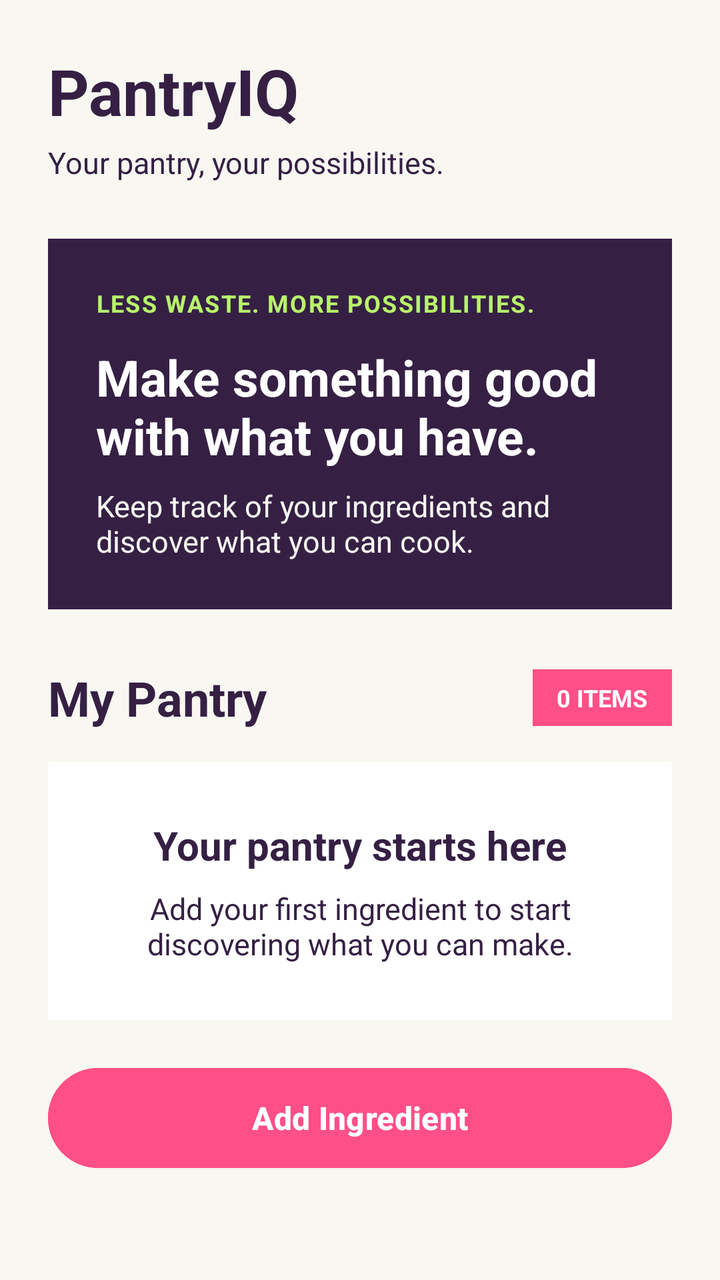
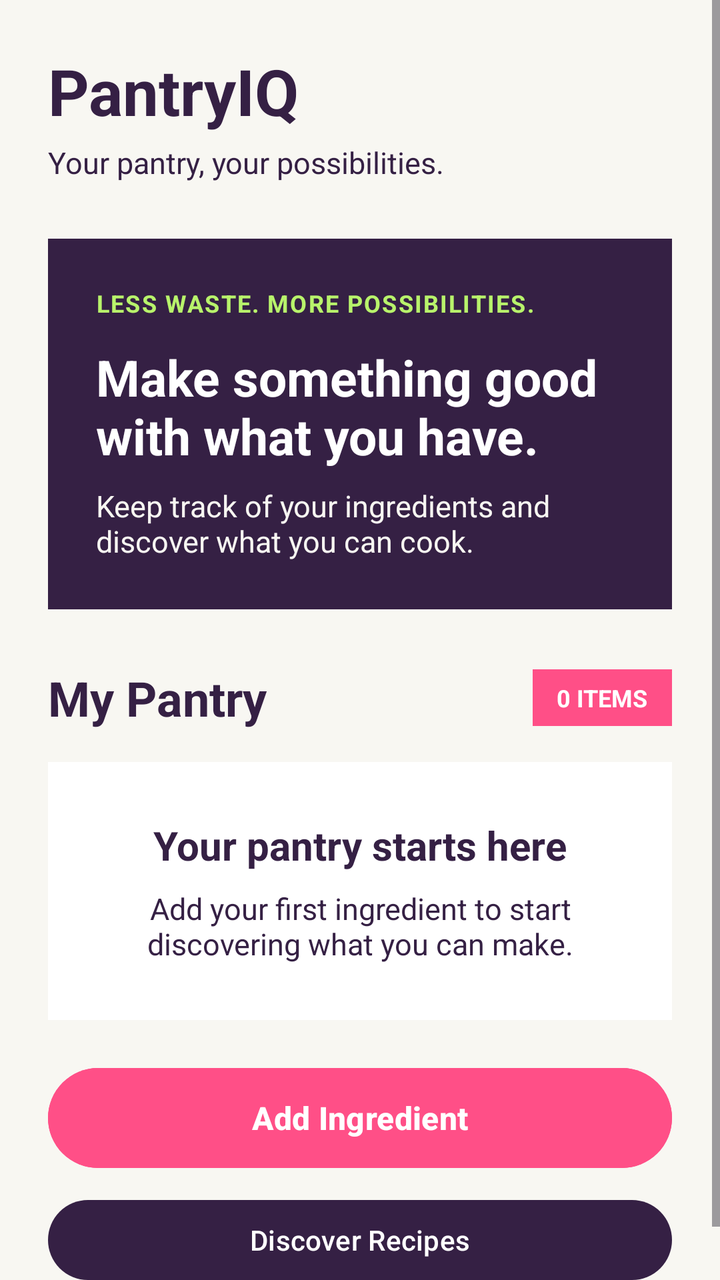

Two renders of the same Android screen: before a commit and after it. Below are the layout's source before the change and the commit's diff.
<!-- AndroidManifest.xml: application theme Theme.PantryIQ -->
<!-- res/layout/activity_main.xml -->
<?xml version="1.0" encoding="utf-8"?>
<androidx.constraintlayout.widget.ConstraintLayout
    xmlns:android="http://schemas.android.com/apk/res/android"
    xmlns:app="http://schemas.android.com/apk/res-auto"
    android:id="@+id/main"
    android:layout_width="match_parent"
    android:layout_height="match_parent"
    android:background="@color/warm_cream">

    <ScrollView
        android:layout_width="0dp"
        android:layout_height="0dp"
        android:fillViewport="true"
        app:layout_constraintTop_toTopOf="parent"
        app:layout_constraintBottom_toBottomOf="parent"
        app:layout_constraintStart_toStartOf="parent"
        app:layout_constraintEnd_toEndOf="parent">

        <LinearLayout
            android:layout_width="match_parent"
            android:layout_height="wrap_content"
            android:orientation="vertical"
            android:padding="24dp">

            <TextView
                android:layout_width="wrap_content"
                android:layout_height="wrap_content"
                android:text="@string/app_name"
                android:textColor="@color/electric_plum"
                android:textSize="32sp"
                android:textStyle="bold"
                android:accessibilityHeading="true" />

            <TextView
                android:layout_width="wrap_content"
                android:layout_height="wrap_content"
                android:layout_marginTop="4dp"
                android:text="@string/subtitle"
                android:textColor="@color/electric_plum"
                android:textSize="15sp" />

            <LinearLayout
                android:layout_width="match_parent"
                android:layout_height="wrap_content"
                android:layout_marginTop="28dp"
                android:background="@color/electric_plum"
                android:orientation="vertical"
                android:padding="24dp">

                <TextView
                    android:layout_width="wrap_content"
                    android:layout_height="wrap_content"
                    android:text="@string/hero_tagline"
                    android:textColor="@color/lime_pop"
                    android:textSize="12sp"
                    android:textStyle="bold"
                    android:letterSpacing="0.06" />

                <TextView
                    android:layout_width="match_parent"
                    android:layout_height="wrap_content"
                    android:layout_marginTop="12dp"
                    android:text="@string/hero_title"
                    android:textColor="@color/clean_white"
                    android:textSize="25sp"
                    android:textStyle="bold" />

                <TextView
                    android:layout_width="match_parent"
                    android:layout_height="wrap_content"
                    android:layout_marginTop="8dp"
                    android:text="@string/hero_description"
                    android:textColor="@color/warm_cream"
                    android:textSize="15sp" />

            </LinearLayout>

            <LinearLayout
                android:layout_width="match_parent"
                android:layout_height="wrap_content"
                android:layout_marginTop="28dp"
                android:gravity="center_vertical"
                android:orientation="horizontal">

                <TextView
                    android:layout_width="0dp"
                    android:layout_height="wrap_content"
                    android:layout_weight="1"
                    android:text="@string/pantry_heading"
                    android:textColor="@color/electric_plum"
                    android:textSize="24sp"
                    android:textStyle="bold" />

                <TextView
                    android:id="@+id/tvIngredientCount"
                    android:layout_width="wrap_content"
                    android:layout_height="wrap_content"
                    android:background="@color/vivid_pink"
                    android:paddingHorizontal="12dp"
                    android:paddingVertical="6dp"
                    android:text="@string/ingredient_count_zero"
                    android:textColor="@color/clean_white"
                    android:textSize="12sp"
                    android:textStyle="bold" />

            </LinearLayout>

            <LinearLayout
                android:id="@+id/layoutEmptyPantry"
                android:layout_width="match_parent"
                android:layout_height="wrap_content"
                android:layout_marginTop="16dp"
                android:background="@color/clean_white"
                android:gravity="center"
                android:orientation="vertical"
                android:padding="28dp">

                <TextView
                    android:layout_width="wrap_content"
                    android:layout_height="wrap_content"
                    android:text="@string/empty_pantry_title"
                    android:textColor="@color/electric_plum"
                    android:textSize="20sp"
                    android:textStyle="bold" />

                <TextView
                    android:layout_width="match_parent"
                    android:layout_height="wrap_content"
                    android:layout_marginTop="8dp"
                    android:gravity="center"
                    android:text="@string/empty_pantry"
                    android:textColor="@color/electric_plum"
                    android:textSize="15sp" />

            </LinearLayout>

            <ListView
                android:id="@+id/listPantryIngredients"
                android:layout_width="match_parent"
                android:layout_height="wrap_content"
                android:layout_marginTop="16dp"
                android:divider="@color/warm_cream"
                android:dividerHeight="8dp"
                android:nestedScrollingEnabled="false"
                android:visibility="gone" />

            <Button
                android:id="@+id/btnAddIngredient"
                android:layout_width="match_parent"
                android:layout_height="58dp"
                android:layout_marginTop="20dp"
                android:backgroundTint="@color/vivid_pink"
                android:text="@string/add_ingredient"
                android:textColor="@color/clean_white"
                android:textSize="16sp"
                android:textStyle="bold" />

        </LinearLayout>
    </ScrollView>

</androidx.constraintlayout.widget.ConstraintLayout>
<!-- resources referenced by this layout -->
<resources>
  <color name="clean_white">#FFFFFF</color>
  <color name="electric_plum">#352044</color>
  <color name="lime_pop">#B8F36B</color>
  <color name="vivid_pink">#FF4F87</color>
  <color name="warm_cream">#F8F7F2</color>
  <string name="add_ingredient">Add Ingredient</string>
  <string name="app_name">PantryIQ</string>
  <string name="empty_pantry">Add your first ingredient to start discovering what you can make.</string>
  <string name="empty_pantry_title">Your pantry starts here</string>
  <string name="hero_description">Keep track of your ingredients and discover what you can cook.</string>
  <string name="hero_tagline">LESS WASTE. MORE POSSIBILITIES.</string>
  <string name="hero_title">Make something good with what you have.</string>
  <string name="ingredient_count_zero">0 ITEMS</string>
  <string name="pantry_heading">My Pantry</string>
  <string name="subtitle">Your pantry, your possibilities.</string>
  <style name="Theme.PantryIQ" parent="Base.Theme.PantryIQ" />
  <style name="Base.Theme.PantryIQ" parent="Theme.Material3.DayNight.NoActionBar">
  
          <item name="colorPrimary">@color/electric_plum</item>
          <item name="colorOnPrimary">@color/clean_white</item>
  
          <item name="colorSecondary">@color/vivid_pink</item>
          <item name="colorOnSecondary">@color/electric_plum</item>
  
          <item name="colorTertiary">@color/lime_pop</item>
          <item name="colorOnTertiary">@color/electric_plum</item>
  
          <item name="android:colorBackground">@color/warm_cream</item>
          <item name="colorSurface">@color/clean_white</item>
          <item name="colorOnSurface">@color/electric_plum</item>
  
          <item name="android:statusBarColor">@color/warm_cream</item>
          <item name="android:navigationBarColor">@color/warm_cream</item>
          <item name="android:windowLightStatusBar">true</item>
  
  
      </style>
</resources>

<!-- the commit's change to res/layout/activity_main.xml (unified diff, before → after) -->
@@ -155,6 +155,15 @@
                 android:textSize="16sp"
                 android:textStyle="bold" />
 
+            <Button
+                android:id="@+id/btnDiscoverRecipes"
+                android:layout_width="match_parent"
+                android:layout_height="wrap_content"
+                android:layout_marginTop="8dp"
+                android:text="Discover Recipes"
+                android:textAllCaps="false" />
+
+
         </LinearLayout>
     </ScrollView>
 
